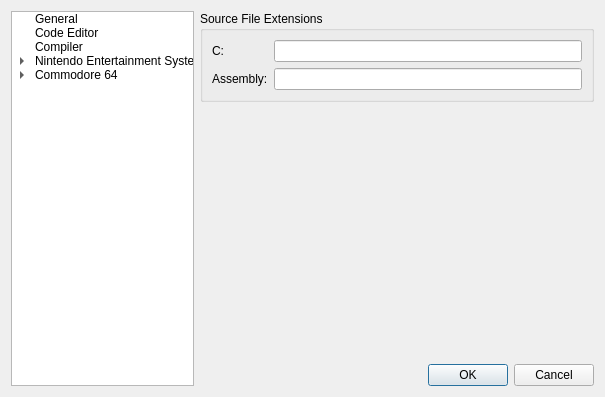
First picture: the form in apps/ide/environmentsettingsdialog.ui, repository christopherpow/nesicide, before the edit.
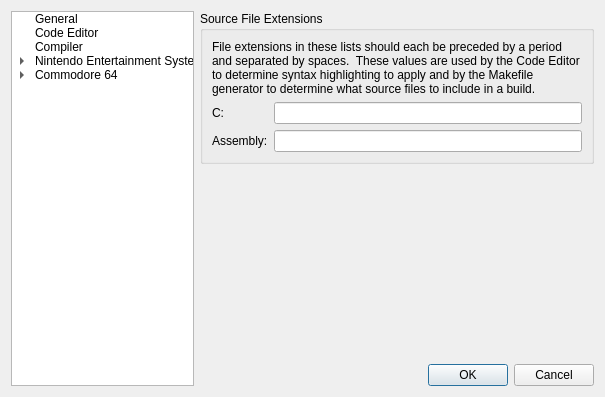
Second picture: the form after the edit. The open tabs and pages were chosen to show the change. Icons and pictures are not drawn.

```diff
--- a/apps/ide/environmentsettingsdialog.ui
+++ b/apps/ide/environmentsettingsdialog.ui
@@ -494,26 +494,36 @@
           <string>Source File Extensions</string>
          </property>
          <layout class="QFormLayout" name="formLayout_2">
-          <item row="0" column="0">
+          <item row="1" column="0">
            <widget class="QLabel" name="label_5">
             <property name="text">
              <string>C:</string>
             </property>
            </widget>
           </item>
-          <item row="0" column="1">
+          <item row="1" column="1">
            <widget class="QLineEdit" name="sourceExtensionsC"/>
           </item>
-          <item row="1" column="0">
+          <item row="2" column="0">
            <widget class="QLabel" name="label_6">
             <property name="text">
              <string>Assembly:</string>
             </property>
            </widget>
           </item>
-          <item row="1" column="1">
+          <item row="2" column="1">
            <widget class="QLineEdit" name="sourceExtensionsAsm"/>
           </item>
+          <item row="0" column="0" colspan="2">
+           <widget class="QLabel" name="label_10">
+            <property name="text">
+             <string>File extensions in these lists should each be preceded by a period and separated by spaces.  These values are used by the Code Editor to determine syntax highlighting to apply and by the Makefile generator to determine what source files to include in a build.</string>
+            </property>
+            <property name="wordWrap">
+             <bool>true</bool>
+            </property>
+           </widget>
+          </item>
          </layout>
         </widget>
        </item>
```
Left out of the diff: 2 changed lines with no effect on the pictures.
